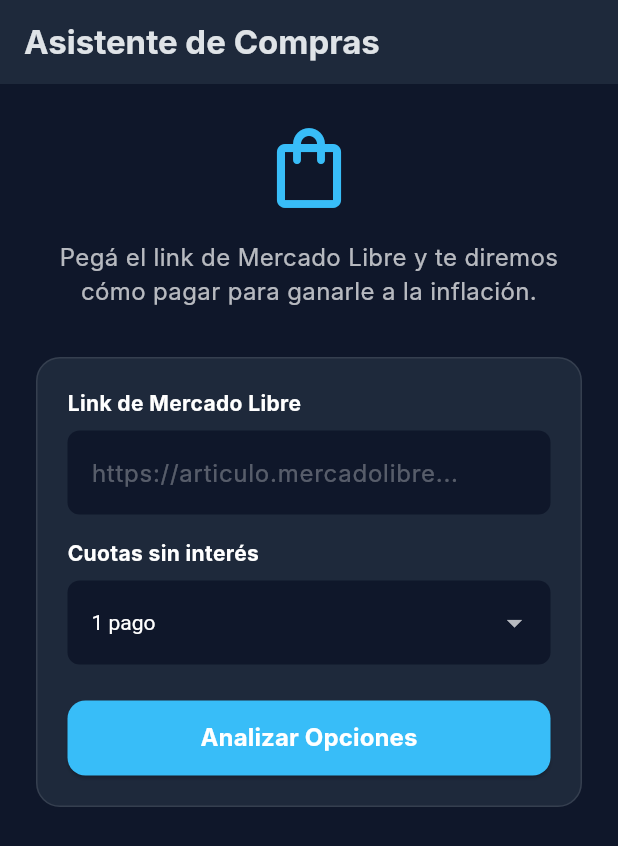
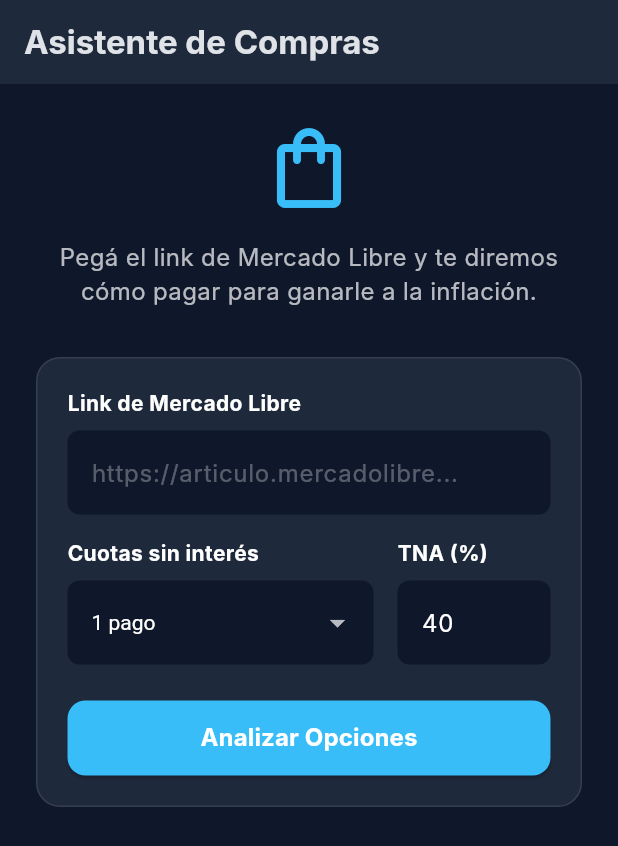
Before and after one commit to carpincho2/Gestor-Finanzas, a Flutter app: the screen it shows after launch, on a phone screen of 412 x 824 dp. Shown: the top 846 px of the screen. Run offline on Flutter 3.47's test engine with Material 3 defaults, Android fonts, the light colour scheme and no system bars; our stand-ins replace flutter_riverpod; Roboto replaces fonts that are missing (Inter).

Commit message:
Feat(mobile): conectar UI de compras con API y agregar Riverpod API service

```diff
--- a/mobile/lib/screens/shopping_screen.dart
+++ b/mobile/lib/screens/shopping_screen.dart
@@ -1,5 +1,6 @@
 import 'package:flutter/material.dart';
 import 'package:flutter_riverpod/flutter_riverpod.dart';
+import '../providers/shopping_provider.dart';
 
 class ShoppingScreen extends ConsumerStatefulWidget {
   const ShoppingScreen({super.key});
@@ -14,26 +15,31 @@
   final TextEditingController _tnaController = TextEditingController(text: '40');
 
   int _selectedInstallments = 1;
-  bool _isLoading = false;
 
-  void _analyzeShopping() async {
-    // Acá irá la lógica real para pegarle a FastAPI POST /api/shopping/analyze-url
-    setState(() { _isLoading = true; });
+  void _analyzeShopping() {
+    FocusScope.of(context).unfocus(); // Cerrar teclado
 
-    // Simulación de carga de red
-    await Future.delayed(const Duration(seconds: 2));
+    final url = _urlController.text.trim();
+    if (url.isEmpty) {
+      ScaffoldMessenger.of(context).showSnackBar(const SnackBar(content: Text('Ingresá el link de Mercado Libre')));
+      return;
+    }
 
-    setState(() { _isLoading = false; });
+    final discount = double.tryParse(_discountController.text) ?? 0.0;
+    final tna = double.tryParse(_tnaController.text) ?? 40.0;
 
-    if (mounted) {
-      ScaffoldMessenger.of(context).showSnackBar(
-        const SnackBar(content: Text('¡Conectado al backend con éxito! (Simulación)')),
+    ref.read(shoppingProvider.notifier).analyzeUrl(
+      url: url,
+      installments: _selectedInstallments,
+      discount: discount,
+      tna: tna,
     );
-    }
   }
 
   @override
   Widget build(BuildContext context) {
+    final state = ref.watch(shoppingProvider);
+
     return Scaffold(
       backgroundColor: const Color(0xFF0F172A), // Slate 900
       appBar: AppBar(
@@ -81,6 +87,13 @@
                   ),
                   const SizedBox(height: 16),
 
+                  Row(
+                    children: [
+                      Expanded(
+                        flex: 2,
+                        child: Column(
+                          crossAxisAlignment: CrossAxisAlignment.start,
+                          children: [
                             const Text('Cuotas sin interés', style: TextStyle(color: Colors.white, fontWeight: FontWeight.bold)),
                             const SizedBox(height: 8),
                             DropdownButtonFormField<int>(
@@ -100,20 +113,25 @@
                                 if (val != null) setState(() => _selectedInstallments = val);
                               },
                             ),
-                  const SizedBox(height: 24),
-
-                  SizedBox(
-                    width: double.infinity,
-                    height: 50,
-                    child: ElevatedButton(
-                      onPressed: _isLoading ? null : _analyzeShopping,
-                      style: ElevatedButton.styleFrom(
-                        backgroundColor: const Color(0xFF38BDF8),
-                        shape: RoundedRectangleBorder(borderRadius: BorderRadius.circular(12)),
+                          ],
                         ),
-                      child: _isLoading
-                        ? const CircularProgressIndicator(color: Colors.white)
-                        : const Text('Analizar Opciones', style: TextStyle(fontSize: 16, fontWeight: FontWeight.bold, color: Colors.white)),
+                      ),
+                      const SizedBox(width: 16),
+                      Expanded(
+                        flex: 1,
+                        child: Column(
+                          crossAxisAlignment: CrossAxisAlignment.start,
+                          children: [
+                            const Text('TNA (%)', style: TextStyle(color: Colors.white, fontWeight: FontWeight.bold)),
+                            const SizedBox(height: 8),
+                            TextField(
+                              controller: _tnaController,
+                              keyboardType: TextInputType.number,
+                              style: const TextStyle(color: Colors.white),
+                              decoration: InputDecoration(
+                                filled: true,
+                                fillColor: const Color(0xFF0F172A),
+                                border: OutlineInputBorder(borderRadius: BorderRadius.circular(8), borderSide: BorderSide.none),
                               ),
                             ),
                           ],
@@ -121,6 +139,89 @@
                       ),
                     ],
                   ),
+
+                  const SizedBox(height: 24),
+
+                  SizedBox(
+                    width: double.infinity,
+                    height: 50,
+                    child: ElevatedButton(
+                      onPressed: state.isLoading ? null : _analyzeShopping,
+                      style: ElevatedButton.styleFrom(
+                        backgroundColor: const Color(0xFF38BDF8),
+                        shape: RoundedRectangleBorder(borderRadius: BorderRadius.circular(12)),
+                      ),
+                      child: state.isLoading
+                        ? const SizedBox(height: 20, width: 20, child: CircularProgressIndicator(color: Colors.white, strokeWidth: 2))
+                        : const Text('Analizar Opciones', style: TextStyle(fontSize: 16, fontWeight: FontWeight.bold, color: Colors.white)),
+                    ),
+                  ),
+                ],
+              ),
+            ),
+
+            if (state.error != null) ...[
+              const SizedBox(height: 24),
+              Container(
+                padding: const EdgeInsets.all(16),
+                decoration: BoxDecoration(color: Colors.red.withOpacity(0.1), borderRadius: BorderRadius.circular(8), border: Border.all(color: Colors.red.withOpacity(0.3))),
+                child: Text(state.error!, style: const TextStyle(color: Colors.redAccent)),
+              )
+            ],
+
+            if (state.data != null) ...[
+              const SizedBox(height: 32),
+              const Text('Análisis del Producto', style: TextStyle(color: Colors.white, fontSize: 20, fontWeight: FontWeight.bold)),
+              const SizedBox(height: 16),
+
+              // Datos del producto
+              Text(state.data!['product']['title'] ?? 'Producto', style: const TextStyle(color: Colors.white70, fontSize: 16)),
+              const SizedBox(height: 4),
+              Text('\$${state.data!['product']['price']}', style: const TextStyle(color: Colors.white, fontSize: 24, fontWeight: FontWeight.bold)),
+
+              const SizedBox(height: 24),
+              const Text('Recomendación', style: TextStyle(color: Colors.white, fontSize: 18, fontWeight: FontWeight.bold)),
+              const SizedBox(height: 16),
+
+              if (state.data!['recommendation'] != null)
+                _buildWinnerCard(state.data!['recommendation'])
+              else
+                const Text('No hay fondos suficientes en tus cuentas.', style: TextStyle(color: Colors.redAccent)),
+            ]
+          ],
+        ),
+      ),
+    );
+  }
+
+  Widget _buildWinnerCard(Map<String, dynamic> rec) {
+    return Container(
+      padding: const EdgeInsets.all(20),
+      decoration: BoxDecoration(
+        gradient: const LinearGradient(colors: [Color(0xFF059669), Color(0xFF10B981)], begin: Alignment.topLeft, end: Alignment.bottomRight),
+        borderRadius: BorderRadius.circular(16),
+        boxShadow: [BoxShadow(color: const Color(0xFF10B981).withOpacity(0.3), blurRadius: 10, offset: const Offset(0, 4))],
+      ),
+      child: Column(
+        crossAxisAlignment: CrossAxisAlignment.start,
+        children: [
+          Row(
+            children: [
+              const Icon(Icons.star, color: Colors.yellow, size: 28),
+              const SizedBox(width: 8),
+              Expanded(child: Text(rec['account_name'], style: const TextStyle(color: Colors.white, fontSize: 18, fontWeight: FontWeight.bold))),
+            ],
+          ),
+          const SizedBox(height: 16),
+          const Text('Costo real estimado:', style: TextStyle(color: Colors.white70)),
+          Text('\$${rec['vpn_cost'].toStringAsFixed(2)}', style: const TextStyle(color: Colors.white, fontSize: 32, fontWeight: FontWeight.bold)),
+          const SizedBox(height: 8),
+          Container(
+            padding: const EdgeInsets.symmetric(horizontal: 12, vertical: 6),
+            decoration: BoxDecoration(color: Colors.white.withOpacity(0.2), borderRadius: BorderRadius.circular(20)),
+            child: Text('¡Ahorrás \$${rec['savings'].toStringAsFixed(2)}!', style: const TextStyle(color: Colors.white, fontWeight: FontWeight.bold)),
+          ),
+        ],
       ),
     );
   }
```
Also changed, not shown: mobile/lib/providers/shopping_provider.dart (added, +54 -0 lines), mobile/lib/services/api_service.dart (added, +46 -0 lines). Lines whose indentation alone changed are shown as unchanged.
